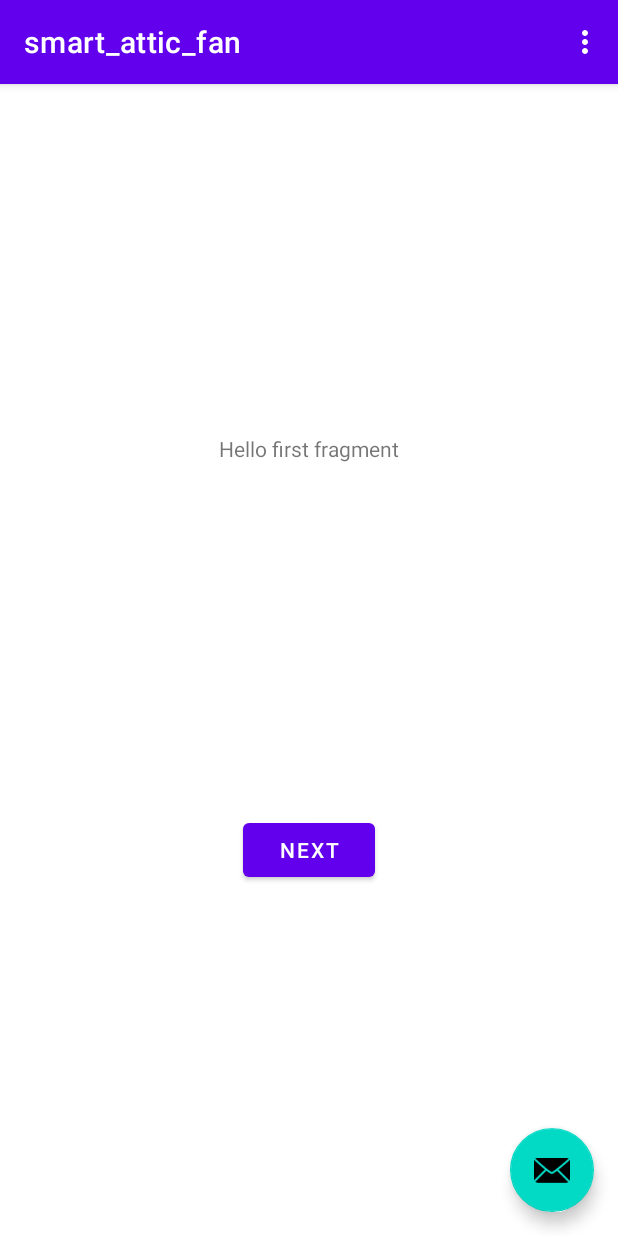
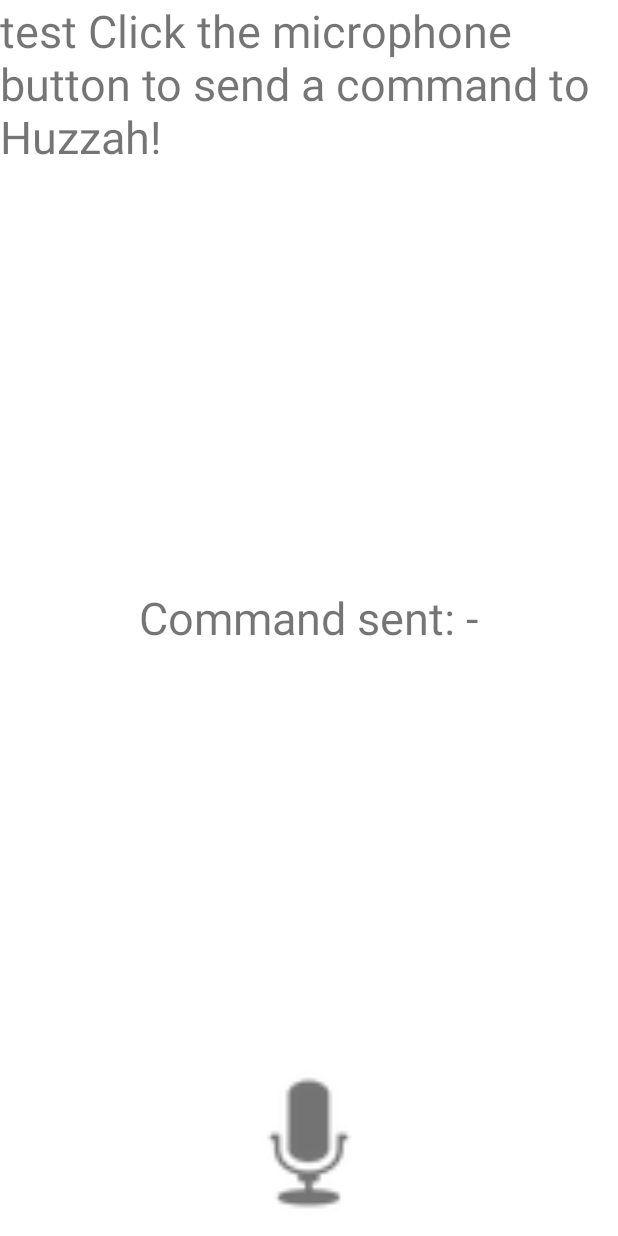
Before and after one commit to markozdemir/SmartAtticFan, an Android app: the screen it shows after launch (MainActivity), on a phone screen of 412 x 824 dp. Run offline under Robolectric (Android 15) with nearby library versions, the phone set to English and light mode, and no system bars.

Commit message:
Changed some stuff to allow talking and to send requests

```diff
--- a/smart_attic_fan/app/src/main/java/com/example/smart_attic_fan/FirstFragment.java
+++ /dev/null
@@ -1,34 +0,0 @@
-package com.example.smart_attic_fan;
-
-import android.os.Bundle;
-import android.view.LayoutInflater;
-import android.view.View;
-import android.view.ViewGroup;
-
-import androidx.annotation.NonNull;
-import androidx.fragment.app.Fragment;
-import androidx.navigation.fragment.NavHostFragment;
-
-public class FirstFragment extends Fragment {
-
-    @Override
-    public View onCreateView(
-            LayoutInflater inflater, ViewGroup container,
-            Bundle savedInstanceState
-    ) {
-        // Inflate the layout for this fragment
-        return inflater.inflate(R.layout.fragment_first, container, false);
-    }
-
-    public void onViewCreated(@NonNull View view, Bundle savedInstanceState) {
-        super.onViewCreated(view, savedInstanceState);
-
-        view.findViewById(R.id.button_first).setOnClickListener(new View.OnClickListener() {
-            @Override
-            public void onClick(View view) {
-                NavHostFragment.findNavController(FirstFragment.this)
-                        .navigate(R.id.action_FirstFragment_to_SecondFragment);
-            }
-        });
-    }
-}
--- a/smart_attic_fan/app/src/main/res/layout/activity_main.xml
+++ b/smart_attic_fan/app/src/main/res/layout/activity_main.xml
@@ -1,33 +1,47 @@
-<?xml version="1.0" encoding="utf-8"?>
-<androidx.coordinatorlayout.widget.CoordinatorLayout xmlns:android="http://schemas.android.com/apk/res/android"
-    xmlns:app="http://schemas.android.com/apk/res-auto"
-    xmlns:tools="http://schemas.android.com/tools"
-    android:layout_width="match_parent"
-    android:layout_height="match_parent"
-    tools:context=".MainActivity">
+<?xml version = "1.0" encoding = "utf-8"?>
+<RelativeLayout xmlns:android = "http://schemas.android.com/apk/res/android"
+    xmlns:app = "http://schemas.android.com/apk/res-auto"
+    xmlns:tools = "http://schemas.android.com/tools"
+    android:layout_width = "match_parent"
+    android:layout_height = "match_parent"
+    tools:context = ".MainActivity">
+    <LinearLayout
+        android:layout_width = "match_parent"
+        android:layout_height = "match_parent">
 
-    <com.google.android.material.appbar.AppBarLayout
-        android:layout_width="match_parent"
-        android:layout_height="wrap_content"
-        android:theme="@style/Theme.Smart_attic_fan.AppBarOverlay">
+        <TextView
+            android:textSize = "30sp"
+            android:layout_width = "wrap_content"
+            android:layout_height = "wrap_content"
+            android:text= "test Click the microphone button to send a command to Huzzah!" />
 
-        <androidx.appcompat.widget.Toolbar
-            android:id="@+id/toolbar"
-            android:layout_width="match_parent"
-            android:layout_height="?attr/actionBarSize"
-            android:background="?attr/colorPrimary"
-            app:popupTheme="@style/Theme.Smart_attic_fan.PopupOverlay" />
+    </LinearLayout>
+    <LinearLayout
+        android:layout_width = "match_parent"
+        android:gravity = "center"
+        android:layout_height = "match_parent">
 
-    </com.google.android.material.appbar.AppBarLayout>
+        <TextView
+            android:id = "@+id/text"
+            android:textSize = "30sp"
+            android:layout_width = "wrap_content"
+            android:layout_height = "wrap_content"
+            android:text= "Command sent: -" />
 
-    <include layout="@layout/content_main" />
-
-    <com.google.android.material.floatingactionbutton.FloatingActionButton
-        android:id="@+id/fab"
-        android:layout_width="wrap_content"
-        android:layout_height="wrap_content"
-        android:layout_gravity="bottom|end"
-        android:layout_margin="@dimen/fab_margin"
-        app:srcCompat="@android:drawable/ic_dialog_email" />
-
-</androidx.coordinatorlayout.widget.CoordinatorLayout>
+    </LinearLayout>
+    <LinearLayout
+        android:layout_width = "wrap_content"
+        android:layout_alignParentBottom = "true"
+        android:layout_centerInParent = "true"
+        android:orientation = "vertical"
+        android:layout_height = "wrap_content">
+        <!--Followed: https://www.tutorialspoint.com/how-to-integrate-android-speech-to-text
+            For the mic -->
+        <ImageView
+            android:id="@+id/mic"
+            android:layout_width="121dp"
+            android:layout_height="124dp"
+            android:background="?selectableItemBackground"
+            android:src="@android:drawable/ic_btn_speak_now" />
+    </LinearLayout>
+</RelativeLayout>
--- a/smart_attic_fan/app/src/main/res/layout/content_main.xml
+++ /dev/null
@@ -1,19 +0,0 @@
-<?xml version="1.0" encoding="utf-8"?>
-<androidx.constraintlayout.widget.ConstraintLayout xmlns:android="http://schemas.android.com/apk/res/android"
-    xmlns:app="http://schemas.android.com/apk/res-auto"
-    android:layout_width="match_parent"
-    android:layout_height="match_parent"
-    app:layout_behavior="@string/appbar_scrolling_view_behavior">
-
-    <fragment
-        android:id="@+id/nav_host_fragment"
-        android:name="androidx.navigation.fragment.NavHostFragment"
-        android:layout_width="0dp"
-        android:layout_height="0dp"
-        app:defaultNavHost="true"
-        app:layout_constraintBottom_toBottomOf="parent"
-        app:layout_constraintLeft_toLeftOf="parent"
-        app:layout_constraintRight_toRightOf="parent"
-        app:layout_constraintTop_toTopOf="parent"
-        app:navGraph="@navigation/nav_graph" />
-</androidx.constraintlayout.widget.ConstraintLayout>
--- a/smart_attic_fan/app/src/main/res/layout/fragment_first.xml
+++ /dev/null
@@ -1,28 +0,0 @@
-<?xml version="1.0" encoding="utf-8"?>
-<androidx.constraintlayout.widget.ConstraintLayout xmlns:android="http://schemas.android.com/apk/res/android"
-    xmlns:app="http://schemas.android.com/apk/res-auto"
-    xmlns:tools="http://schemas.android.com/tools"
-    android:layout_width="match_parent"
-    android:layout_height="match_parent"
-    tools:context=".FirstFragment">
-
-    <TextView
-        android:id="@+id/textview_first"
-        android:layout_width="wrap_content"
-        android:layout_height="wrap_content"
-        android:text="@string/hello_first_fragment"
-        app:layout_constraintBottom_toTopOf="@id/button_first"
-        app:layout_constraintEnd_toEndOf="parent"
-        app:layout_constraintStart_toStartOf="parent"
-        app:layout_constraintTop_toTopOf="parent" />
-
-    <Button
-        android:id="@+id/button_first"
-        android:layout_width="wrap_content"
-        android:layout_height="wrap_content"
-        android:text="@string/next"
-        app:layout_constraintBottom_toBottomOf="parent"
-        app:layout_constraintEnd_toEndOf="parent"
-        app:layout_constraintStart_toStartOf="parent"
-        app:layout_constraintTop_toBottomOf="@id/textview_first" />
-</androidx.constraintlayout.widget.ConstraintLayout>
```
Also changed, not shown: smart_attic_fan/app/src/main/java/com/example/smart_attic_fan/MainActivity.java (+148 -33 lines), smart_attic_fan/app/src/main/java/com/example/smart_attic_fan/SecondFragment.java (deleted, +0 -34 lines), smart_attic_fan/app/src/main/res/layout/fragment_second.xml (deleted, +0 -27 lines), smart_attic_fan/app/src/main/res/drawable-v24/mic_muted.jpg (added), smart_attic_fan/app/src/main/res/drawable-v24/mic_on.jpg (added).
